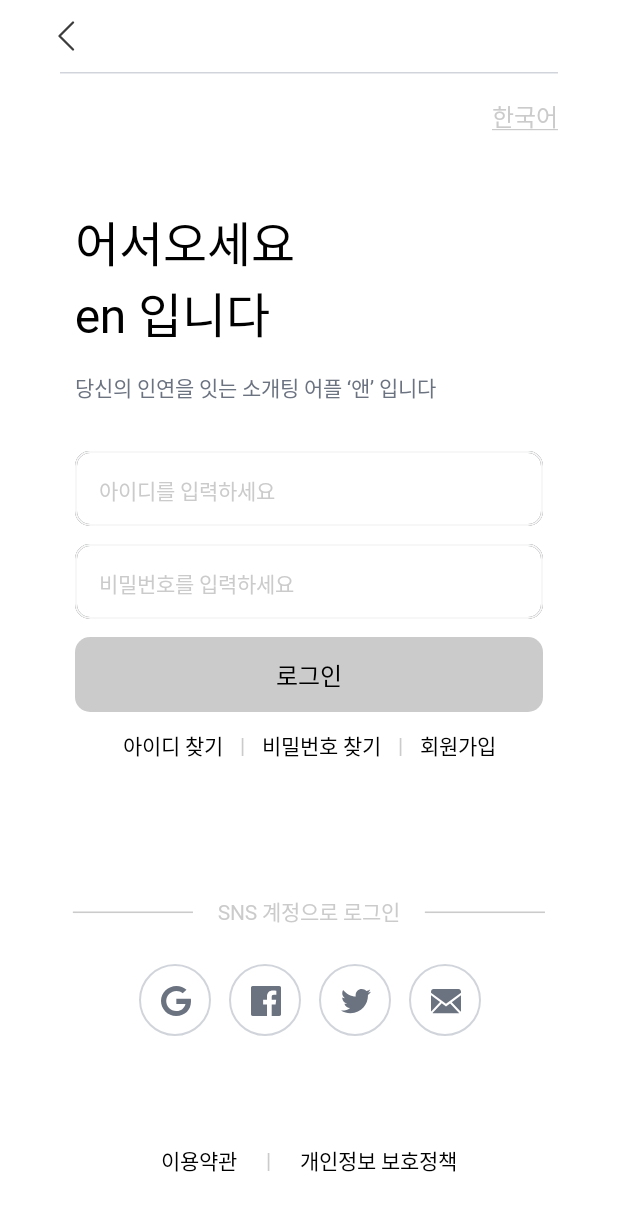
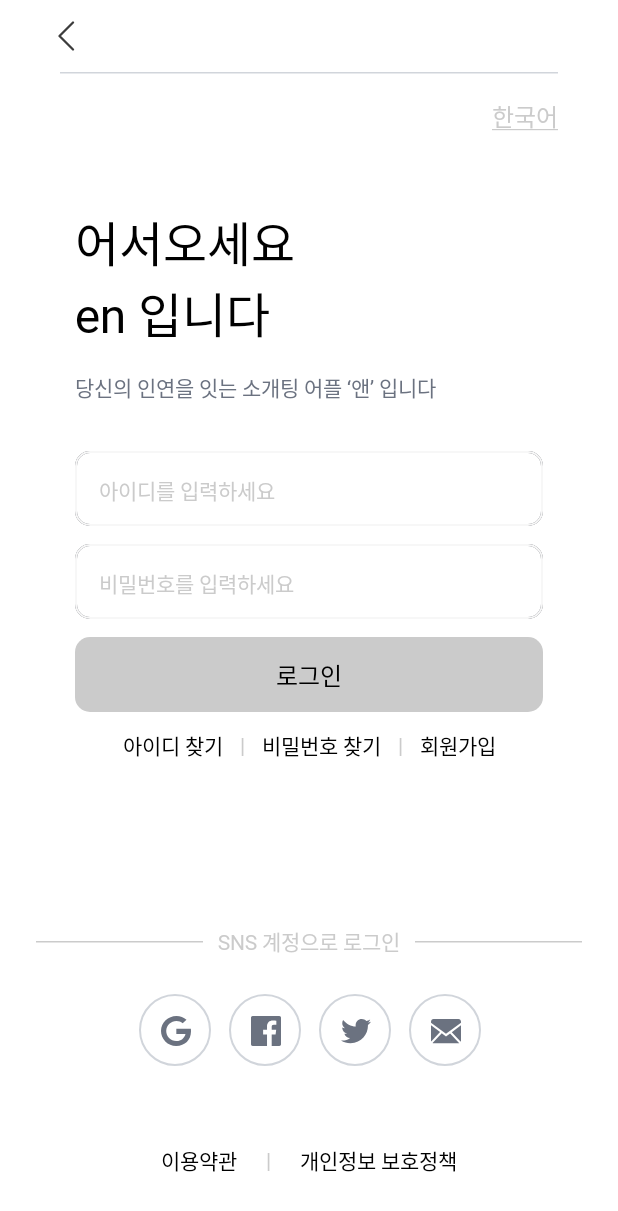
Before and after one commit to ApptiveDev/JapanGirlKoreanBoy, an Android app built with Jetpack Compose: the screen it shows after launch (MainActivity), after a tap on an icon or button, on a phone screen of 412 x 824 dp. Shown: the top 1211 px of the screen. Run offline under Robolectric (Android 15) with nearby library versions, the phone set to English and light mode, and no system bars; our stand-ins replace Firebase (no records; nobody signed in at launch, a user with empty details on screens opened directly); Roboto replaces fonts that are not available here.

Commit message:
feat: 로그인 화면 UI 개선

```diff
--- a/frontend/app/src/main/java/com/apptive/japkor/ui/login/LoginScreen.kt
+++ b/frontend/app/src/main/java/com/apptive/japkor/ui/login/LoginScreen.kt
@@ -225,11 +225,33 @@ fun LoginScreen(navController: NavController) {
             verticalArrangement = Arrangement.spacedBy(16.dp)
         ) {
 
-            CustomText(
-                text = "────────     SNS 계정으로 로그인     ────────",
-                type = CustomTextType.bodyMedium,
-                color = CustomColor.gray300
-            )
+            Row(
+                modifier = Modifier.fillMaxWidth(),
+                horizontalArrangement = Arrangement.Center
+            ) {
+                HorizontalDivider(
+                    modifier = Modifier
+                        .weight(1f)
+                        .align(Alignment.CenterVertically),
+                    color = CustomColor.gray300,
+                    thickness = 1.dp
+                )
+                Spacer(modifier = Modifier.width(10.dp))
+                CustomText(
+                    text = "SNS 계정으로 로그인",
+                    type = CustomTextType.bodyMedium,
+                    color = CustomColor.gray300,
+                    modifier = Modifier.align(Alignment.CenterVertically)
+                )
+                Spacer(modifier = Modifier.width(10.dp))
+                HorizontalDivider(
+                    modifier = Modifier
+                        .weight(1f)
+                        .align(Alignment.CenterVertically),
+                    color = CustomColor.gray300,
+                    thickness = 1.dp
+                )
+            }
             Spacer(modifier = Modifier.height(1.dp))
             Row {
                 GoogleSignUpButton(
@@ -305,7 +327,7 @@ fun LoginScreen(navController: NavController) {
                     )
                 }
             }
-            Spacer(modifier = Modifier.height(50.dp))
+            Spacer(modifier = Modifier.height(30.dp))
             Row(
                 modifier = Modifier
                     .fillMaxWidth()
@@ -331,6 +353,7 @@ fun LoginScreen(navController: NavController) {
                     color = CustomColor.black,
                 )
             }
+
         }
     }
 
```
